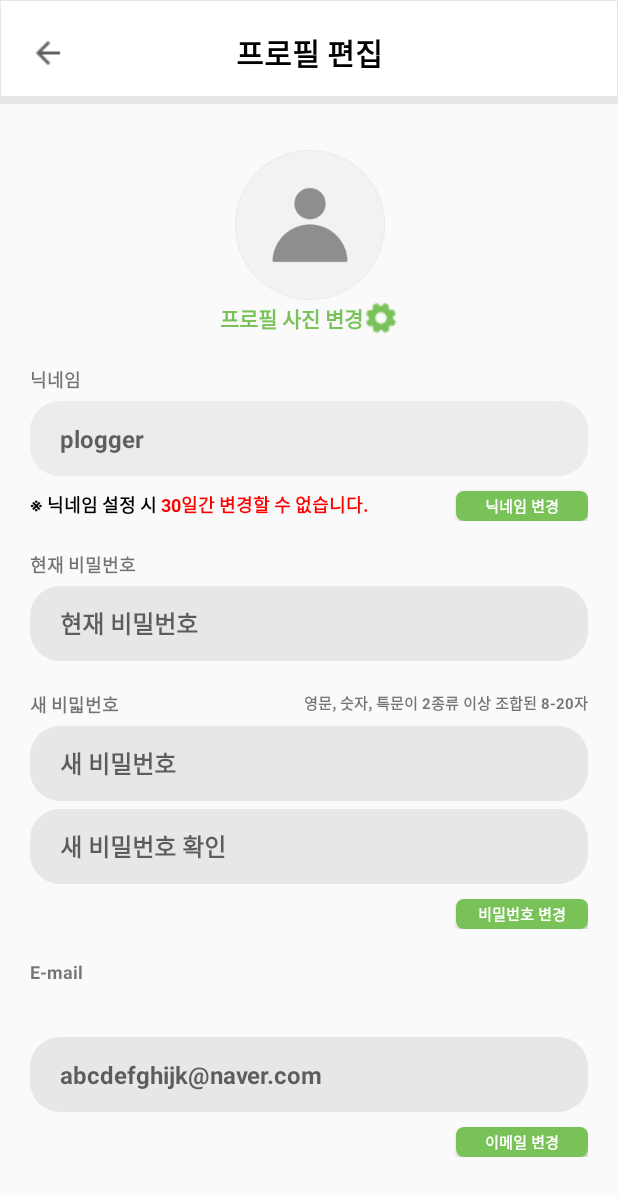
After one commit to GDSC-KNU/3rd-sc-4-Plogger-Android, an Android app: the EditProfileActivity screen opened directly, with no data from a screen before it, on a phone screen of 412 x 824 dp. The commit adds this screen. Shown: the top 1196 px of the screen. Run offline under Robolectric (Android 15) with nearby library versions, the phone set to English and light mode, and no system bars; pictures from the network do not load.

Commit message:
Add: Edit Profile, Logout

```diff
--- a/front-end/app/src/main/AndroidManifest.xml
+++ b/front-end/app/src/main/AndroidManifest.xml
@@ -68,6 +68,9 @@
         <activity
             android:name=".ui.user.SignupActivity"
             android:exported="false" />
+        <activity
+            android:name=".ui.myprofile.EditProfileActivity"
+            android:exported="false" />
     </application>
 
 </manifest>
--- /dev/null
+++ b/front-end/app/src/main/java/com/example/plogger/ui/LoadingDialog.kt
@@ -0,0 +1,27 @@
+package com.example.plogger.ui
+
+import android.app.Dialog
+import android.content.Context
+import android.graphics.Color
+import android.graphics.PorterDuff
+import android.graphics.drawable.ColorDrawable
+import android.os.Bundle
+import android.widget.ProgressBar
+import com.example.plogger.R
+
+
+class LoadingDialog(context: Context) : Dialog(context) {
+    override fun onCreate(savedInstanceState: Bundle?) {
+        super.onCreate(savedInstanceState)
+        setContentView(R.layout.dialog_loading)
+
+        setCancelable(false)
+
+        findViewById<ProgressBar>(R.id.progressBar).indeterminateDrawable.setColorFilter(
+            context.resources.getColor(R.color.basic), PorterDuff.Mode.SRC_IN
+        )
+//        findViewById<ProgressBar>(R.id.progressBar).progressDrawable = context.resources.getDrawable(R.drawable.custom_progress_bar)
+
+        window!!.setBackgroundDrawable(ColorDrawable(Color.TRANSPARENT))
+    }
+}
--- /dev/null
+++ b/front-end/app/src/main/java/com/example/plogger/ui/myprofile/EditProfileActivity.kt
@@ -0,0 +1,107 @@
+package com.example.plogger.ui.myprofile
+
+import android.content.Context
+import android.graphics.Bitmap
+import android.net.Uri
+import androidx.appcompat.app.AppCompatActivity
+import android.os.Bundle
+import android.provider.MediaStore
+import android.view.View
+import android.widget.PopupMenu
+import android.widget.Toast
+import androidx.activity.result.contract.ActivityResultContracts
+import com.example.plogger.R
+import com.example.plogger.databinding.ActivityEditProfileBinding
+import com.example.plogger.ui.LoadingDialog
+import okhttp3.MediaType.Companion.toMediaTypeOrNull
+import okhttp3.MultipartBody
+import okhttp3.RequestBody.Companion.asRequestBody
+import java.io.File
+import java.io.FileOutputStream
+
+class EditProfileActivity : AppCompatActivity() {
+    lateinit var binding: ActivityEditProfileBinding
+    private lateinit var selectedImageUri: Uri
+//    private val editProfileViewModel: EditProfileViewModel by viewModels()
+
+    override fun onCreate(savedInstanceState: Bundle?) {
+        super.onCreate(savedInstanceState)
+        binding = ActivityEditProfileBinding.inflate(layoutInflater)
+        setContentView(binding.root)
+
+        setUi()
+    }
+
+    private fun setUi() {
+        binding.apply {
+            backBtn.setOnClickListener {
+                finish()
+            }
+            editImgTitle.setOnClickListener {
+                setPopUpMenu(this.root.context, it)
+            }
+            editImgBtn.setOnClickListener {
+                setPopUpMenu(this.root.context, it)
+            }
+            editNicknameBtn.setOnClickListener {
+
+                Toast.makeText(this.root.context,"닉네임이 변경되었습니다.",Toast.LENGTH_SHORT).show()
+            }
+            editPasswordBtn.setOnClickListener {
+
+            }
+            editEmailBtn.setOnClickListener {
+
+                Toast.makeText(this.root.context,"이메일이 변경되었습니다.",Toast.LENGTH_SHORT).show()
+            }
+        }
+
+        val dialog = LoadingDialog(this)
+//        editProfileViewModel.isLoading.observe(this) {
+//            if (editProfileViewModel.isLoading.value!!) {
+//                dialog.show()
+//            } else if (!editProfileViewModel.isLoading.value!!) {
+//                dialog.dismiss()
+//            }
+//        }
+    }
+
+    private fun setPopUpMenu(context: Context, view: View) {
+        val popUp = PopupMenu(context, view)
+        popUp.menuInflater.inflate(R.menu.profile_image_edit_menu, popUp.menu)
+        popUp.setOnMenuItemClickListener { item ->
+            when (item.itemId) {
+                R.id.image_select -> openGallery()
+                R.id.image_modify -> postMyProfileImage()
+                R.id.image_remove -> {
+                    binding.currentImg.setImageResource(R.drawable.profile_img)
+                }
+            }
+            false
+        }
+        popUp.show()
+    }
+
+    private fun openGallery() {
+        galleryLauncher.launch("image/*")
+    }
+
+    private val galleryLauncher = registerForActivityResult(ActivityResultContracts.GetContent()) { uri: Uri? ->
+        if (uri != null) {
+            selectedImageUri = uri
+            binding.currentImg.setImageURI(selectedImageUri)
+        }
+    }
+
+    private fun postMyProfileImage(): MultipartBody.Part {
+        val imageFile = File(cacheDir, "temp_image.jpg")
+        val outputStream = FileOutputStream(imageFile)
+        val bitmap = MediaStore.Images.Media.getBitmap(contentResolver, selectedImageUri)
+        bitmap.compress(Bitmap.CompressFormat.JPEG, 90, outputStream)
+        outputStream.close()
+
+        val requestBody = imageFile.asRequestBody("image/jpeg".toMediaTypeOrNull())
+
+        return MultipartBody.Part.createFormData("file", imageFile.name, requestBody)
+    }
+}
--- a/front-end/app/src/main/java/com/example/plogger/ui/myprofile/MyProfileFragment.kt
+++ b/front-end/app/src/main/java/com/example/plogger/ui/myprofile/MyProfileFragment.kt
@@ -1,11 +1,14 @@
 package com.example.plogger.ui.myprofile
 
+import android.content.Intent
 import android.os.Bundle
 import android.view.LayoutInflater
 import android.view.View
 import android.view.ViewGroup
 import androidx.fragment.app.Fragment
+import com.example.plogger.ApplicationClass.Companion.sharedPreferencesUtil
 import com.example.plogger.databinding.FragmentMyprofileBinding
+import com.example.plogger.ui.user.LoginActivity
 
 class MyProfileFragment : Fragment() {
     lateinit var binding: FragmentMyprofileBinding
@@ -33,6 +36,27 @@ class MyProfileFragment : Fragment() {
     }
 
     private fun setUi() {
+        binding.apply {
 
+            // 포리필 편집
+            box3.setOnClickListener {
+                startActivity(Intent(activity, EditProfileActivity::class.java))
+            }
+            editProfileBtn.setOnClickListener {
+                startActivity(Intent(activity, EditProfileActivity::class.java))
+            }
+
+            // 오픈소스 라이센스
+            box4.setOnClickListener {
+
+            }
+
+            // 로그아웃
+            box6.setOnClickListener {
+//                sharedPreferencesUtil.deleteToken()
+                startActivity(Intent(activity, LoginActivity::class.java))
+                activity?.finish()
+            }
+        }
     }
 }
--- /dev/null
+++ b/front-end/app/src/main/res/layout/activity_edit_profile.xml
@@ -0,0 +1,301 @@
+<?xml version="1.0" encoding="utf-8"?>
+<androidx.constraintlayout.widget.ConstraintLayout
+    android:layout_width="match_parent"
+    android:layout_height="match_parent"
+    xmlns:android="http://schemas.android.com/apk/res/android"
+    xmlns:app="http://schemas.android.com/apk/res-auto">
+    <androidx.constraintlayout.widget.ConstraintLayout
+        android:id="@+id/toolbar"
+        android:layout_width="match_parent"
+        android:layout_height="wrap_content"
+        android:background="@drawable/underborder_background"
+        android:paddingBottom="20dp"
+        app:layout_constraintStart_toStartOf="parent"
+        app:layout_constraintEnd_toEndOf="parent"
+        app:layout_constraintTop_toTopOf="parent">
+
+        <Button
+            android:id="@+id/back_btn"
+            android:layout_width="24dp"
+            android:layout_height="24dp"
+            android:background="@drawable/back_arrow"
+            android:layout_marginTop="20dp"
+            android:layout_marginStart="20dp"
+            app:layout_constraintStart_toStartOf="parent"
+            app:layout_constraintTop_toTopOf="parent"
+            app:layout_constraintBottom_toBottomOf="parent"/>
+        <TextView
+            android:id="@+id/title"
+            android:layout_width="wrap_content"
+            android:layout_height="wrap_content"
+            android:text="프로필 편집"
+            android:textSize="20dp"
+            android:textStyle="bold"
+            android:textColor="@color/black"
+            android:layout_marginTop="20dp"
+            app:layout_constraintStart_toStartOf="parent"
+            app:layout_constraintEnd_toEndOf="parent"
+            app:layout_constraintTop_toTopOf="parent"
+            app:layout_constraintBottom_toBottomOf="parent"/>
+    </androidx.constraintlayout.widget.ConstraintLayout>
+    <ScrollView
+        android:layout_width="match_parent"
+        android:layout_height="0dp"
+        app:layout_constraintStart_toStartOf="parent"
+        app:layout_constraintEnd_toEndOf="parent"
+        app:layout_constraintTop_toBottomOf="@id/toolbar"
+        app:layout_constraintBottom_toBottomOf="parent">
+        <androidx.constraintlayout.widget.ConstraintLayout
+            android:layout_width="match_parent"
+            android:layout_height="wrap_content">
+            <androidx.constraintlayout.widget.ConstraintLayout
+                android:id="@+id/img_edit_box"
+                android:layout_width="wrap_content"
+                android:layout_height="wrap_content"
+                android:layout_marginTop="30dp"
+                app:layout_constraintStart_toStartOf="parent"
+                app:layout_constraintEnd_toEndOf="parent"
+                app:layout_constraintTop_toTopOf="parent">
+
+                <ImageView
+                    android:id="@+id/current_img"
+                    android:layout_width="100dp"
+                    android:layout_height="100dp"
+                    android:src="@drawable/profile_img"
+                    app:layout_constraintStart_toStartOf="parent"
+                    app:layout_constraintEnd_toEndOf="parent"
+                    app:layout_constraintTop_toTopOf="parent"/>
+                <TextView
+                    android:id="@+id/edit_img_title"
+                    android:layout_width="wrap_content"
+                    android:layout_height="wrap_content"
+                    android:text="프로필 사진 변경"
+                    android:textSize="14dp"
+                    android:textStyle="bold"
+                    android:textColor="@color/basic"
+                    app:layout_constraintStart_toStartOf="parent"
+                    app:layout_constraintTop_toBottomOf="@id/current_img"
+                    app:layout_constraintBottom_toBottomOf="parent"/>
+                <Button
+                    android:id="@+id/edit_img_btn"
+                    android:layout_width="24dp"
+                    android:layout_height="24dp"
+                    android:background="@drawable/setting"
+                    app:layout_constraintStart_toEndOf="@id/edit_img_title"
+                    app:layout_constraintEnd_toEndOf="parent"
+                    app:layout_constraintTop_toBottomOf="@id/current_img"
+                    app:layout_constraintBottom_toBottomOf="parent"/>
+            </androidx.constraintlayout.widget.ConstraintLayout>
+            <androidx.constraintlayout.widget.ConstraintLayout
+                android:id="@+id/edit_nickname_box"
+                android:layout_width="match_parent"
+                android:layout_height="wrap_content"
+                android:layout_margin="20dp"
+                app:layout_constraintStart_toStartOf="parent"
+                app:layout_constraintEnd_toEndOf="parent"
+                app:layout_constraintTop_toBottomOf="@id/img_edit_box">
+                <TextView
+                    android:id="@+id/edit_nickname_title"
+                    android:layout_width="wrap_content"
+                    android:layout_height="wrap_content"
+                    android:text="닉네임"
+                    android:textSize="12dp"
+                    android:textStyle="bold"
+                    app:layout_constraintStart_toStartOf="parent"
+                    app:layout_constraintTop_toTopOf="parent"/>
+                <EditText
+                    android:id="@+id/edit_nickname_editText"
+                    android:layout_width="match_parent"
+                    android:layout_height="50dp"
+                    android:hint="plogger"
+                    android:textSize="16dp"
+                    android:textStyle="bold"
+                    android:inputType="textLongMessage"
+                    android:background="@drawable/gray_background_2"
+                    android:paddingStart="20dp"
+                    android:paddingEnd="20dp"
+                    android:layout_marginTop="5dp"
+                    app:layout_constraintStart_toStartOf="parent"
+                    app:layout_constraintEnd_toEndOf="parent"
+                    app:layout_constraintTop_toBottomOf="@id/edit_nickname_title"/>
+                <TextView
+                    android:id="@+id/edit_nickname_warn_1"
+                    android:layout_width="wrap_content"
+                    android:layout_height="wrap_content"
+                    android:text="※ 닉네임 설정 시 "
+                    android:textSize="12dp"
+                    android:textColor="@color/black"
+                    android:textStyle="bold"
+                    android:layout_marginTop="10dp"
+                    app:layout_constraintStart_toStartOf="parent"
+                    app:layout_constraintTop_toBottomOf="@id/edit_nickname_editText"/>
+                <TextView
+                    android:id="@+id/edit_nickname_warn_2"
+                    android:layout_width="wrap_content"
+                    android:layout_height="wrap_content"
+                    android:text="30일간 변경할 수 없습니다."
+                    android:textStyle="bold"
+                    android:textColor="@color/red"
+                    android:textSize="12dp"
+                    android:layout_marginTop="10dp"
+                    app:layout_constraintStart_toEndOf="@id/edit_nickname_warn_1"
+                    app:layout_constraintTop_toBottomOf="@id/edit_nickname_editText"/>
+                <Button
+                    android:id="@+id/edit_nickname_btn"
+                    android:layout_width="wrap_content"
+                    android:layout_height="20dp"
+                    android:text="닉네임 변경"
+                    android:textSize="10dp"
+                    android:textColor="@color/white"
+                    android:textStyle="bold"
+                    android:background="@drawable/primary_background"
+                    android:layout_marginTop="10dp"
+                    app:layout_constraintEnd_toEndOf="parent"
+                    app:layout_constraintTop_toBottomOf="@id/edit_nickname_editText"
+                    app:layout_constraintBottom_toBottomOf="parent"/>
+            </androidx.constraintlayout.widget.ConstraintLayout>
+            <androidx.constraintlayout.widget.ConstraintLayout
+                android:id="@+id/edit_password_box"
+                android:layout_width="match_parent"
+                android:layout_height="wrap_content"
+                android:layout_margin="20dp"
+                app:layout_constraintStart_toStartOf="parent"
+                app:layout_constraintEnd_toEndOf="parent"
+                app:layout_constraintTop_toBottomOf="@id/edit_nickname_box">
+                <TextView
+                    android:id="@+id/current_password_title"
+                    android:layout_width="wrap_content"
+                    android:layout_height="wrap_content"
+                    android:text="현재 비밀번호"
+                    android:textSize="12dp"
+                    android:textStyle="bold"
+                    app:layout_constraintStart_toStartOf="parent"
+                    app:layout_constraintTop_toTopOf="parent"/>
+                <EditText
+                    android:id="@+id/current_password_editText"
+                    android:layout_width="match_parent"
+                    android:layout_height="50dp"
+                    android:hint="현재 비밀번호"
+                    android:textSize="16dp"
+                    android:textStyle="bold"
+                    android:inputType="textPassword"
+                    android:background="@drawable/gray_background_2"
+                    android:paddingStart="20dp"
+                    android:paddingEnd="20dp"
+                    android:layout_marginTop="5dp"
+                    app:layout_constraintStart_toStartOf="parent"
+                    app:layout_constraintEnd_toEndOf="parent"
+                    app:layout_constraintTop_toBottomOf="@id/current_password_title"/>
+                <TextView
+                    android:id="@+id/edit_password_title"
+                    android:layout_width="wrap_content"
+                    android:layout_height="wrap_content"
+                    android:text="새 비밃번호"
+                    android:textSize="12dp"
+                    android:textStyle="bold"
+                    android:layout_marginTop="20dp"
+                    app:layout_constraintStart_toStartOf="parent"
+                    app:layout_constraintTop_toBottomOf="@id/current_password_editText"/>
+                <TextView
+                    android:layout_width="wrap_content"
+                    android:layout_height="wrap_content"
+                    android:text="영문, 숫자, 특문이 2종류 이상 조합된 8-20자"
+                    android:textSize="10dp"
+                    android:textStyle="bold"
+                    android:layout_marginTop="20dp"
+                    app:layout_constraintEnd_toEndOf="parent"
+                    app:layout_constraintTop_toBottomOf="@id/current_password_editText"/>
+                <EditText
+                    android:id="@+id/edit_password_editText"
+                    android:layout_width="match_parent"
+                    android:layout_height="50dp"
+                    android:hint="새 비밀번호"
+                    android:textSize="16dp"
+                    android:textStyle="bold"
+                    android:inputType="textPassword"
+                    android:background="@drawable/gray_background_2"
+                    android:paddingStart="20dp"
+                    android:paddingEnd="20dp"
+                    android:layout_marginTop="5dp"
+                    app:layout_constraintStart_toStartOf="parent"
+                    app:layout_constraintEnd_toEndOf="parent"
+                    app:layout_constraintTop_toBottomOf="@id/edit_password_title"/>
+                <EditText
+                    android:id="@+id/edit_password_check_editText"
+                    android:layout_width="match_parent"
+                    android:layout_height="50dp"
+                    android:hint="새 비밀번호 확인"
+                    android:textSize="16dp"
+                    android:textStyle="bold"
+                    android:inputType="textPassword"
+                    android:background="@drawable/gray_background_2"
+                    android:paddingStart="20dp"
+                    android:paddingEnd="20dp"
+                    android:layout_marginTop="5dp"
+                    app:layout_constraintStart_toStartOf="parent"
+                    app:layout_constraintEnd_toEndOf="parent"
+                    app:layout_constraintTop_toBottomOf="@id/edit_password_editText"/>
+                <Button
+                    android:id="@+id/edit_password_btn"
+                    android:layout_width="wrap_content"
+                    android:layout_height="20dp"
+                    android:text="비밀번호 변경"
+                    android:textSize="10dp"
+                    android:textColor="@color/white"
+                    android:textStyle="bold"
+                    android:background="@drawable/primary_background"
+                    android:layout_marginTop="10dp"
+                    app:layout_constraintEnd_toEndOf="parent"
+                    app:layout_constraintTop_toBottomOf="@id/edit_password_check_editText"
+                    app:layout_constraintBottom_toBottomOf="parent" />
+            </androidx.constraintlayout.widget.ConstraintLayout>
+            <androidx.constraintlayout.widget.ConstraintLayout
+                android:id="@+id/edit_email_box"
+                android:layout_width="match_parent"
+                android:layout_height="wrap_content"
+                android:layout_margin="20dp"
+                app:layout_constraintStart_toStartOf="parent"
+                app:layout_constraintEnd_toEndOf="parent"
+                app:layout_constraintTop_toBottomOf="@id/edit_password_box">
+                <TextView
+                    android:id="@+id/edit_email_title"
+                    android:layout_width="wrap_content"
+                    android:layout_height="wrap_content"
+                    android:text="E-mail"
+                    android:textSize="12dp"
+                    android:textStyle="bold"
+                    app:layout_constraintStart_toStartOf="parent"
+                    app:layout_constraintTop_toTopOf="parent"/>
+                <EditText
+                    android:id="@+id/edit_email_editText"
+                    android:layout_width="match_parent"
+                    android:layout_height="50dp"
+                    android:hint="abcdefghijk@naver.com"
+                    android:textSize="16dp"
+                    android:textStyle="bold"
+                    android:inputType="textLongMessage"
+                    android:background="@drawable/gray_background_2"
+                    android:paddingStart="20dp"
+                    android:paddingEnd="20dp"
+                    android:layout_marginTop="5dp"
+                    app:layout_constraintStart_toStartOf="parent"
+                    app:layout_constraintEnd_toEndOf="parent"
+                    app:layout_constraintTop_toBottomOf="@id/edit_email_title"
+                    app:layout_constraintBottom_toBottomOf="parent"/>
+                <Button
+                    android:id="@+id/edit_email_btn"
+                    android:layout_width="wrap_content"
+                    android:layout_height="20dp"
+                    android:text="이메일 변경"
+                    android:textSize="10dp"
+                    android:textColor="@color/white"
+                    android:textStyle="bold"
+                    android:background="@drawable/primary_background"
+                    android:layout_marginTop="10dp"
+                    app:layout_constraintEnd_toEndOf="parent"
+                    app:layout_constraintTop_toBottomOf="@id/edit_email_editText"
+                    app:layout_constraintBottom_toBottomOf="parent" />
+            </androidx.constraintlayout.widget.ConstraintLayout>
+        </androidx.constraintlayout.widget.ConstraintLayout>
+    </ScrollView>
+</androidx.constraintlayout.widget.ConstraintLayout>
--- /dev/null
+++ b/front-end/app/src/main/res/layout/dialog_loading.xml
@@ -0,0 +1,17 @@
+<?xml version="1.0" encoding="utf-8"?>
+<androidx.constraintlayout.widget.ConstraintLayout xmlns:android="http://schemas.android.com/apk/res/android"
+    xmlns:app="http://schemas.android.com/apk/res-auto"
+    xmlns:tools="http://schemas.android.com/tools"
+    android:layout_width="match_parent"
+    android:layout_height="match_parent">
+
+    <ProgressBar
+        android:id="@+id/progressBar"
+        android:layout_width="wrap_content"
+        android:layout_height="wrap_content"
+        android:indeterminate="true"
+        app:layout_constraintBottom_toBottomOf="parent"
+        app:layout_constraintEnd_toEndOf="parent"
+        app:layout_constraintStart_toStartOf="parent"
+        app:layout_constraintTop_toTopOf="parent"/>
+</androidx.constraintlayout.widget.ConstraintLayout>
--- /dev/null
+++ b/front-end/app/src/main/res/menu/profile_image_edit_menu.xml
@@ -0,0 +1,13 @@
+<?xml version="1.0" encoding="utf-8"?>
+<menu xmlns:android="http://schemas.android.com/apk/res/android">
+
+    <item
+        android:id="@+id/image_select"
+        android:title="프로필 사진 선택"/>
+    <item
+        android:id="@+id/image_modify"
+        android:title="프로필 사진 변경"/>
+    <item
+        android:id="@+id/image_remove"
+        android:title="프로필 사진 삭제"/>
+</menu>
```
Also changed, not shown: front-end/app/src/main/res/drawable/setting.png (added).
